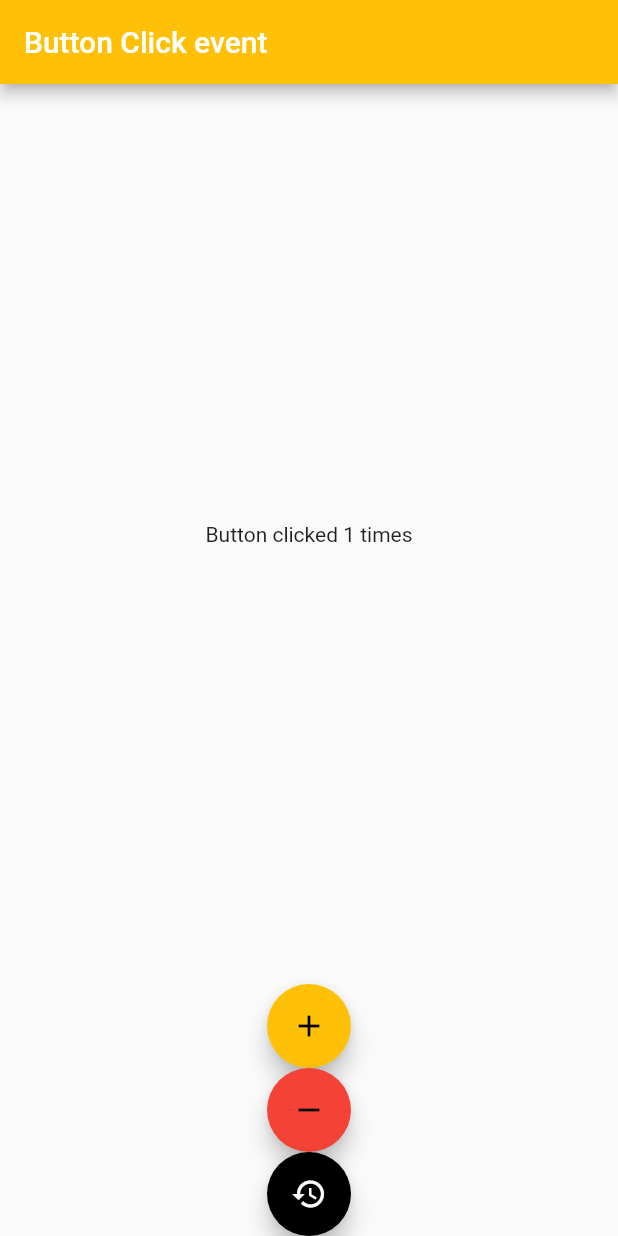
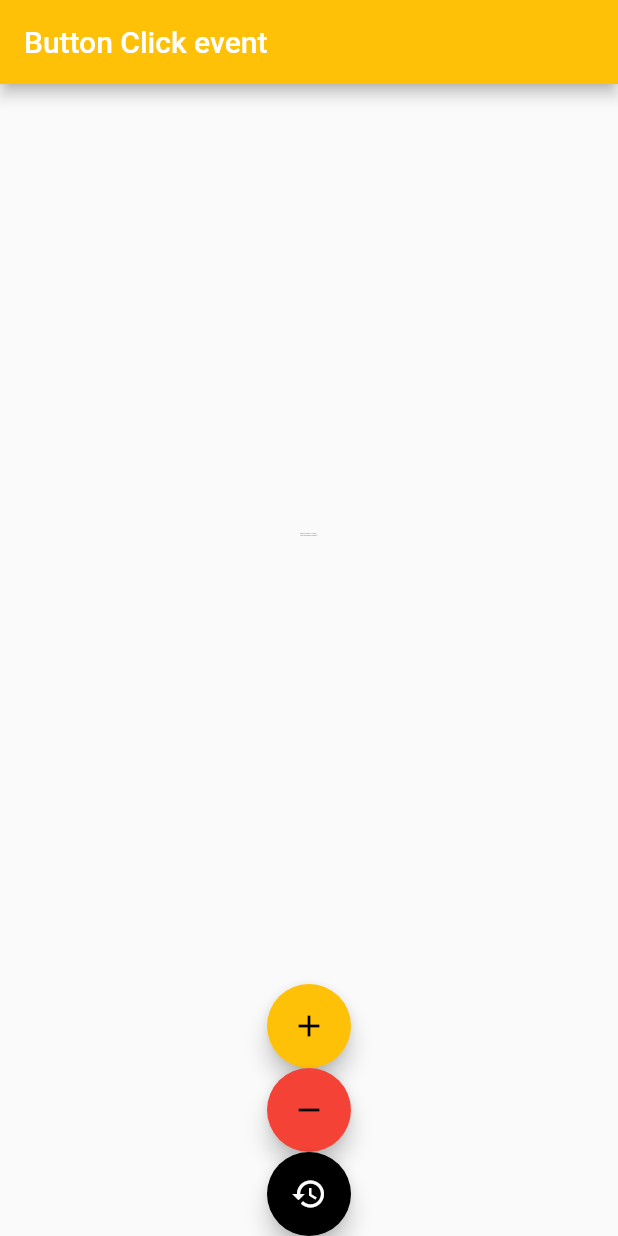
Before and after one commit to gokulchapparath/button, a Flutter app: the screen it shows after launch, after a tap on the "add" icon, on a phone screen of 412 x 824 dp. Run offline on Flutter 3.47's test engine with Material 2 defaults, Android fonts, the phone set to English and light mode, and no system bars.

```diff
--- a/buttonclick/lib/Buttonpage.dart
+++ b/buttonclick/lib/Buttonpage.dart
@@ -6,9 +6,16 @@ class Buttonpage extends StatefulWidget {
 }
 
 class _ButtonpageState extends State<Buttonpage> {
-  int countval = 0;
+  double countval = 0;
+  int total = 0;
+  double sizes;
   @override
   Widget build(BuildContext context) {
+    // if (countval == 0) {
+    //   sizes = 28;
+    // } else {
+    //   sizes = 18;
+    // }
     return Scaffold(
       appBar: AppBar(
         backgroundColor: Colors.amber,
@@ -21,7 +28,14 @@ class _ButtonpageState extends State<Buttonpage> {
           children: <Widget>[
             Expanded(
                 child: Center(
-              child: Text("Button clicked " + countval.toString() + " times"),
+              child: Text(
+                "Button clicked " +
+                    countval.toString() +
+                    " times\n" +
+                    "total time button clicked " +
+                    total.toString(),
+                style: TextStyle(fontSize: countval),
+              ),
             )),
             Column(
               mainAxisAlignment: MainAxisAlignment.start,
@@ -34,6 +48,7 @@ class _ButtonpageState extends State<Buttonpage> {
                   focusColor: Colors.red,
                   tooltip: 'add counter',
                   onPressed: () {
+                    setState(() => total += 1);
                     setState(() => countval += 1);
                   },
                 ),
@@ -44,6 +59,7 @@ class _ButtonpageState extends State<Buttonpage> {
                   child: Icon(Icons.remove),
                   tooltip: 'minus counter',
                   onPressed: () {
+                    setState(() => total += 1);
                     setState(() => countval -= 1);
                   },
                 ),
@@ -54,6 +70,7 @@ class _ButtonpageState extends State<Buttonpage> {
                   focusColor: Colors.red,
                   tooltip: 'reset',
                   onPressed: () {
+                    setState(() => total += 1);
                     setState(() => countval = 0);
                   },
                 ),
```
